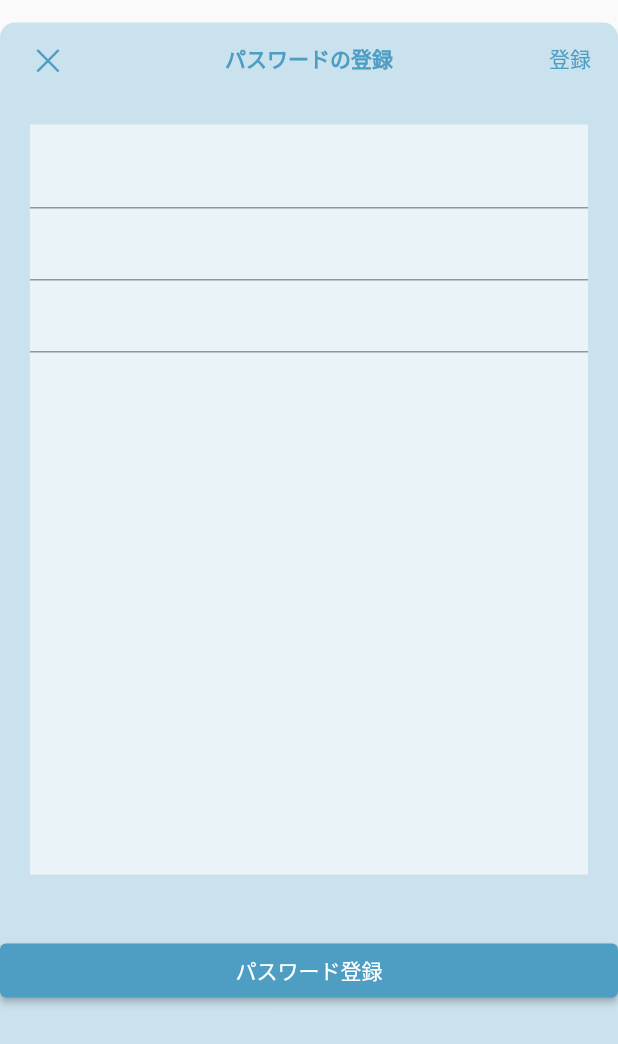
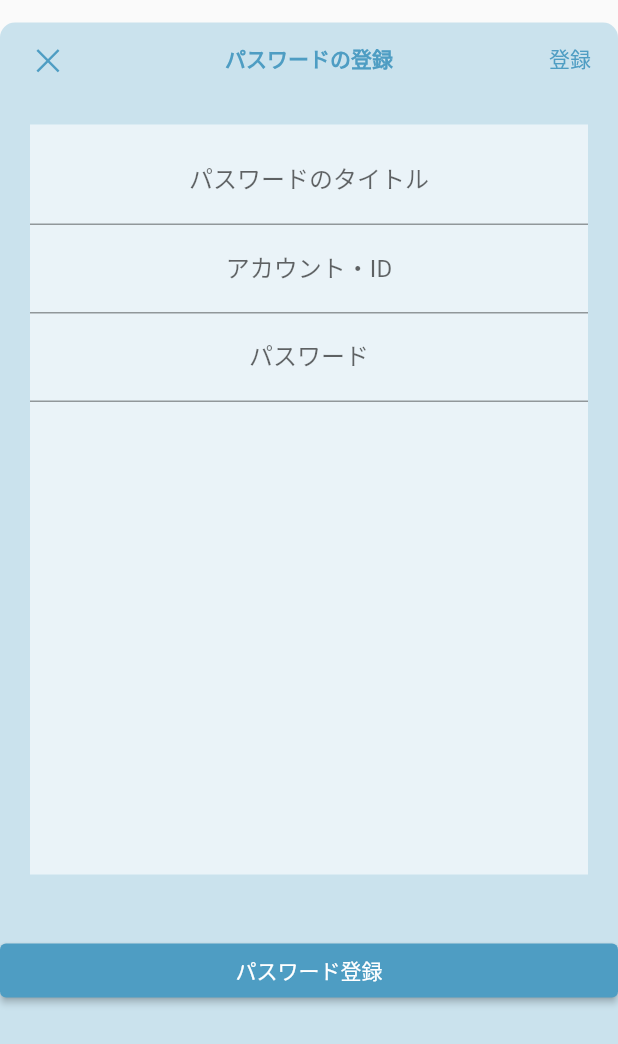
Before and after one commit to ten-revengineer/PasswordManagerApp, a Flutter app: the AccountRegist widget shown alone on an empty page, opened directly, on a phone screen of 412 x 824 dp. Shown: the top 1044 px of the screen. Run offline on Flutter 3.47's test engine with Material 2 defaults, Android fonts, the phone set to English and light mode, and no system bars.

Commit message:
feat:add input description in textfield

```diff
--- a/lib/account_regist.dart
+++ b/lib/account_regist.dart
@@ -61,6 +61,11 @@ class _AccountRegistState extends State<AccountRegist> {
                     const SizedBox(height: 8),
                     // タイトル、ID,パスワードの入力
                     TextField(
+                      decoration: const InputDecoration(
+                        label: Center(
+                          child: Text('パスワードのタイトル'),
+                        )
+                      ),
                       // 入力されたテキストの値を受け取る（valueが入力されたテキスト）
                       onChanged: (String value) {
                         // データを変更
@@ -69,6 +74,11 @@ class _AccountRegistState extends State<AccountRegist> {
                       },
                     ),
                     TextField(
+                      decoration: const InputDecoration(
+                        label: Center(
+                          child: Text('アカウント・ID'),
+                        )
+                      ),
                       // 入力されたテキストの値を受け取る（valueが入力されたテキスト）
                       onChanged: (String value) {
                         // データを変更
@@ -77,6 +87,11 @@ class _AccountRegistState extends State<AccountRegist> {
                       },
                     ),
                     TextField(
+                      decoration: const InputDecoration(
+                        label: Center(
+                          child: Text('パスワード'),
+                        )
+                      ),
                       // 入力されたテキストの値を受け取る（valueが入力されたテキスト）
                       onChanged: (String value) {
                         // データを変更
```
